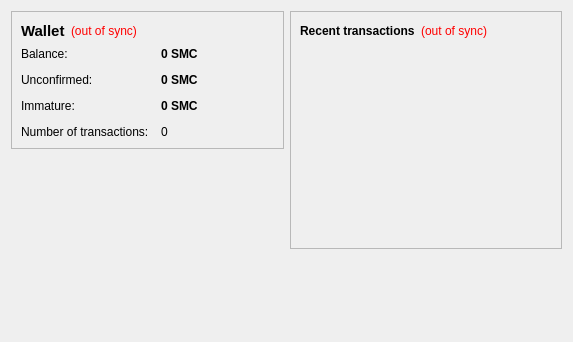
First picture: the form in src/qt/forms/overviewpage.ui, repository GIFcoin/GIFcoin, before the edit.
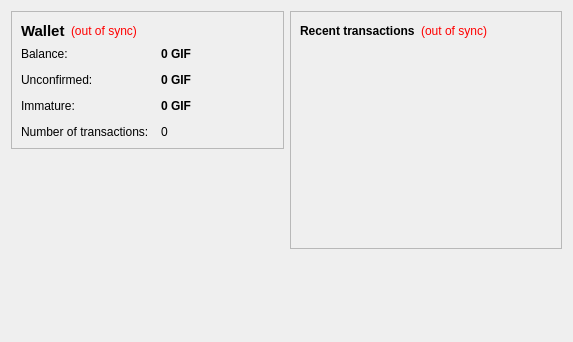
Second picture: the form after the edit.

Diff of the .ui file:
```diff
--- a/src/qt/forms/overviewpage.ui
+++ b/src/qt/forms/overviewpage.ui
@@ -105,7 +105,7 @@
              <string>Your current balance</string>
             </property>
             <property name="text">
-             <string notr="true">0 SMC</string>
+             <string notr="true">0 GIF</string>
             </property>
             <property name="textInteractionFlags">
              <set>Qt::LinksAccessibleByMouse|Qt::TextSelectableByKeyboard|Qt::TextSelectableByMouse</set>
@@ -134,7 +134,7 @@
              <string>Total of transactions that have yet to be confirmed, and do not yet count toward the current balance</string>
             </property>
             <property name="text">
-             <string notr="true">0 SMC</string>
+             <string notr="true">0 GIF</string>
             </property>
             <property name="textInteractionFlags">
              <set>Qt::LinksAccessibleByMouse|Qt::TextSelectableByKeyboard|Qt::TextSelectableByMouse</set>
@@ -177,7 +177,7 @@
              <string>Mined balance that has not yet matured</string>
             </property>
             <property name="text">
-             <string notr="true">0 SMC</string>
+             <string notr="true">0 GIF</string>
             </property>
             <property name="textInteractionFlags">
              <set>Qt::LinksAccessibleByMouse|Qt::TextSelectableByKeyboard|Qt::TextSelectableByMouse</set>
```
